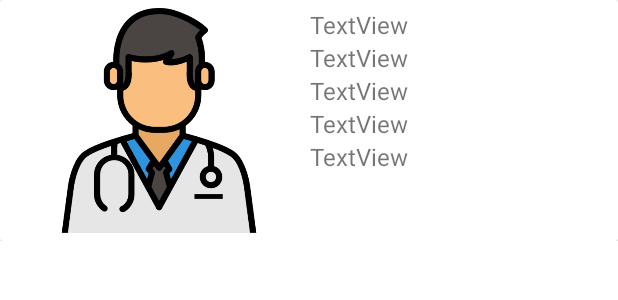
After one commit to luisedu99/Clinical_Journal, an Android app: the layout item_showdoctors.xml on its own in the app's theme, with its tools: preview values and no code run, on a phone screen of 412 x 824 dp. The commit adds this screen. Shown: the top 300 px of the screen. Run offline under Robolectric (Android 15) with nearby library versions, the phone set to English and light mode, and no system bars.

Commit message:
Agregando listado de doctores

```diff
--- a/app/src/main/java/sv/edu/udb/clinicaljournal/Doctors.java
+++ b/app/src/main/java/sv/edu/udb/clinicaljournal/Doctors.java
@@ -14,7 +14,8 @@ public class Doctors {
     public Doctors() {
     }
 
-    public Doctors(String doctor_name, String doctor_lastname, String doctor_email, String doctor_pass, String doctor_phone, String doctor_descrip, int doctor_role) {
+    public Doctors(int id_doctor, String doctor_name, String doctor_lastname, String doctor_email, String doctor_pass, String doctor_phone, String doctor_descrip, int doctor_role) {
+        this.id_doctor = id_doctor;
         this.doctor_name = doctor_name;
         this.doctor_lastname = doctor_lastname;
         this.doctor_email = doctor_email;
--- a/app/src/main/res/layout/activity_doctor_menu_screen.xml
+++ b/app/src/main/res/layout/activity_doctor_menu_screen.xml
@@ -40,7 +40,7 @@
         app:layout_constraintStart_toStartOf="parent"
         app:layout_constraintTop_toTopOf="parent"
         app:srcCompat="@drawable/ic_vercitas"
-        android:onClick="createDateDoctor"/>
+        android:onClick="showDatesDoctor"/>
 
     <ImageButton
         android:id="@+id/imageButton3"
--- /dev/null
+++ b/app/src/main/res/layout/item_showdoctors.xml
@@ -0,0 +1,69 @@
+<?xml version="1.0" encoding="utf-8"?>
+<LinearLayout xmlns:android="http://schemas.android.com/apk/res/android"
+    xmlns:app="http://schemas.android.com/apk/res-auto"
+    android:layout_width="wrap_content"
+    android:layout_height="wrap_content">
+
+    <androidx.cardview.widget.CardView
+        android:layout_width="match_parent"
+        android:layout_height="match_parent">
+
+        <LinearLayout
+            android:layout_width="match_parent"
+            android:layout_height="match_parent"
+            android:layout_marginLeft="5dp"
+            android:layout_marginTop="5dp"
+            android:layout_marginRight="5dp"
+            android:layout_marginBottom="5dp"
+            android:orientation="horizontal">
+
+            <ImageView
+                android:id="@+id/imageView3"
+                android:layout_width="wrap_content"
+                android:layout_height="match_parent"
+                android:layout_weight="1"
+                app:srcCompat="@drawable/icon_doctor" />
+
+            <LinearLayout
+                android:layout_width="200dp"
+                android:layout_height="150dp"
+                android:orientation="vertical">
+
+                <TextView
+                    android:id="@+id/txtvShowDoctorsName"
+                    android:layout_width="match_parent"
+                    android:layout_height="wrap_content"
+                    android:text="TextView"
+                    android:textSize="16sp" />
+
+                <TextView
+                    android:id="@+id/txtvShowDoctorLastname"
+                    android:layout_width="match_parent"
+                    android:layout_height="wrap_content"
+                    android:text="TextView"
+                    android:textSize="16sp" />
+
+                <TextView
+                    android:id="@+id/txtvShowDoctorEmail"
+                    android:layout_width="match_parent"
+                    android:layout_height="wrap_content"
+                    android:text="TextView"
+                    android:textSize="16sp" />
+
+                <TextView
+                    android:id="@+id/txtvShowDoctorPhone"
+                    android:layout_width="match_parent"
+                    android:layout_height="wrap_content"
+                    android:text="TextView"
+                    android:textSize="16sp" />
+
+                <TextView
+                    android:id="@+id/txtvShowDoctorDescrip"
+                    android:layout_width="match_parent"
+                    android:layout_height="wrap_content"
+                    android:text="TextView"
+                    android:textSize="16sp" />
+            </LinearLayout>
+        </LinearLayout>
+    </androidx.cardview.widget.CardView>
+</LinearLayout>
--- a/app/src/main/res/values/strings.xml
+++ b/app/src/main/res/values/strings.xml
@@ -39,5 +39,8 @@
     <string name="textview_detalle">Ingrese detalles(si presenta sintomas)</string>
     <string name="boton_guardarCita">Crear Cita</string>
 
+    <!-- Vista de ver listado de doctores del usuario Paciente -->
+    <string name="textview_titleShowDoctors">Ver Doctores.</string>
+
 
 </resources>
```
Also changed, not shown: app/src/main/java/sv/edu/udb/clinicaljournal/DbDoctors.java (+14 -0 lines), app/src/main/java/sv/edu/udb/clinicaljournal/DoctorsAdapter.java (added, +55 -0 lines), app/src/main/java/sv/edu/udb/clinicaljournal/ShowDoctor.java (+16 -0 lines), app/src/main/res/layout/activity_showdoctors_screen.xml (+19 -0 lines), app/src/main/res/drawable/icon_doctor.png (added).
